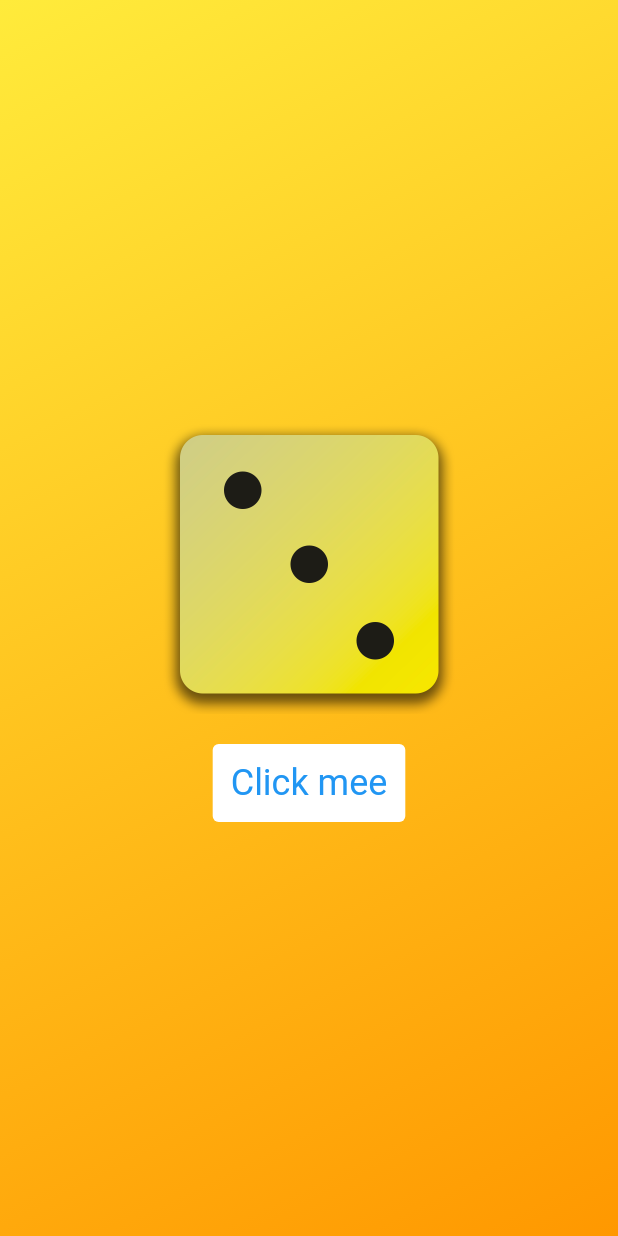
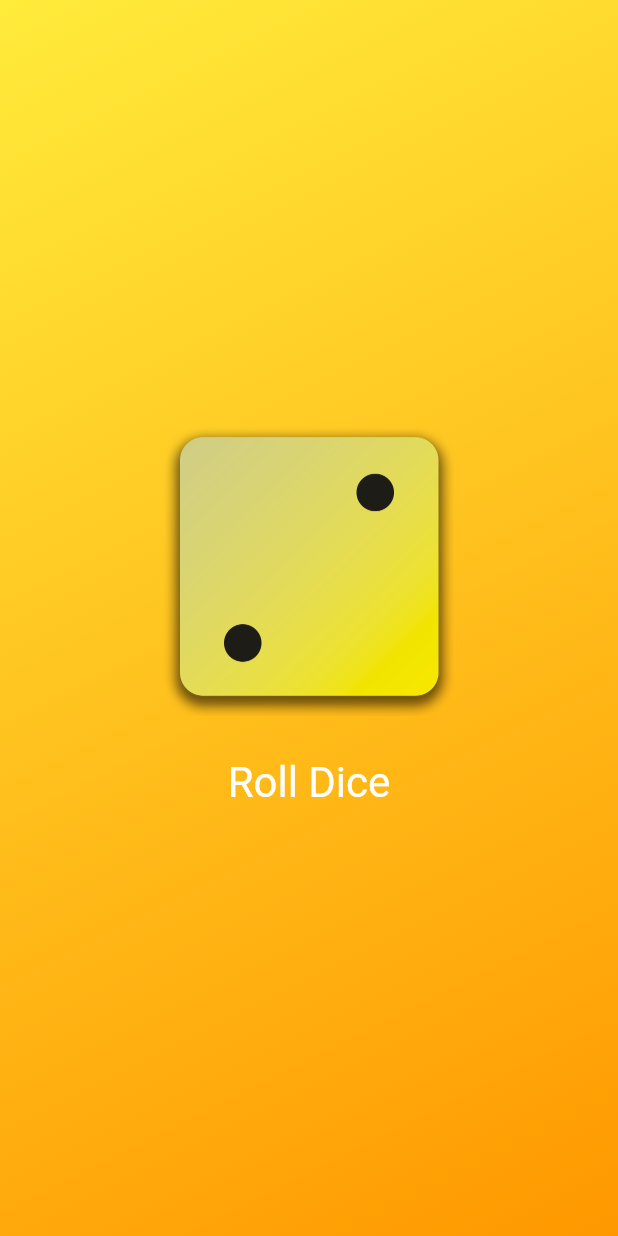
Before and after one commit to davidecarizzoni/flutter_first_app, a Flutter app: the screen it shows after launch, on a phone screen of 412 x 824 dp. Run offline on Flutter 3.47's test engine with Material 2 defaults, Android fonts, the phone set to English and light mode, and no system bars.

```diff
--- /dev/null
+++ b/lib/dice_roller.dart
@@ -0,0 +1,51 @@
+import 'dart:math';
+
+import 'package:flutter/material.dart';
+
+final randomized = Random();
+
+class DiceRoller extends StatefulWidget {
+  const DiceRoller({super.key});
+
+  @override
+  State<DiceRoller> createState() {
+    return _DiceRollerState();
+  }
+}
+
+class _DiceRollerState extends State<DiceRoller> {
+  var diceNumber = 2;
+
+  void rollDice() {
+    setState(() {
+      diceNumber = randomized.nextInt(6) + 1;
+    });
+  }
+
+  @override
+  Widget build(context) {
+    return Column(
+      mainAxisSize: MainAxisSize.min,
+      children: [
+        Image.asset(
+          'assets/images/dice-$diceNumber.png',
+          width: 200,
+        ),
+        const SizedBox(height: 20),
+        TextButton(
+          onPressed: rollDice,
+          style: TextButton.styleFrom(
+            // padding: const EdgeInsets.only(
+            //   top: 20,
+            // ),
+            foregroundColor: Colors.white,
+            textStyle: const TextStyle(
+              fontSize: 28,
+            ),
+          ),
+          child: const Text('Roll Dice'),
+        )
+      ],
+    );
+  }
+}
--- a/lib/gradient_container.dart
+++ b/lib/gradient_container.dart
@@ -1,4 +1,4 @@
-import 'package:first_app/styled_text.dart';
+import 'package:first_app/dice_roller.dart';
 import 'package:flutter/material.dart';
 
 const beginAlign = Alignment.bottomRight;
@@ -22,41 +22,16 @@ class GradientContainer extends StatelessWidget {
 
   final List<Color> colors;
 
-  void rollDice() {
-    print('Dice rolled');
-  }
-
   @override //this indicate that this method override the build method of te StatelessWidget class
   Widget build(BuildContext context) {
     return Container(
       decoration: BoxDecoration(
-          gradient: LinearGradient(
-              colors: colors,
-              begin: Alignment.bottomRight,
-              end: Alignment.topLeft)),
-      child: Center(
-        child: Column(
-          mainAxisAlignment: MainAxisAlignment.center,
-          crossAxisAlignment: CrossAxisAlignment.center,
-          children: [
-            Image.asset(
-              'assets/images/dice-3.png',
-              width: 200,
-              height: 200,
-            ),
-            const SizedBox(
-              height: 20,
-            ),
-            TextButton(
-                onPressed: rollDice,
-                style: TextButton.styleFrom(
-                    padding: const EdgeInsets.all(12),
-                    textStyle: const TextStyle(fontSize: 24),
-                    backgroundColor: Colors.white),
-                child: const Text('Click mee'))
-          ],
-        ),
+        gradient: LinearGradient(
+            colors: colors,
+            begin: Alignment.bottomRight,
+            end: Alignment.topLeft),
       ),
+      child: const Center(child: DiceRoller()),
     );
   }
 }
```
